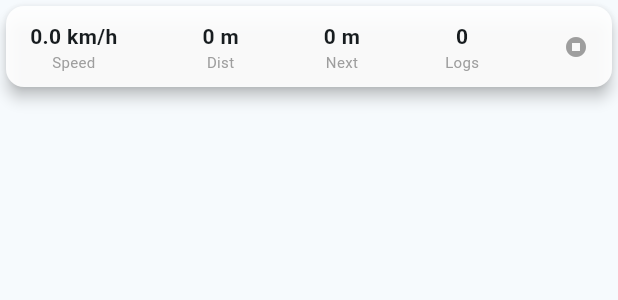
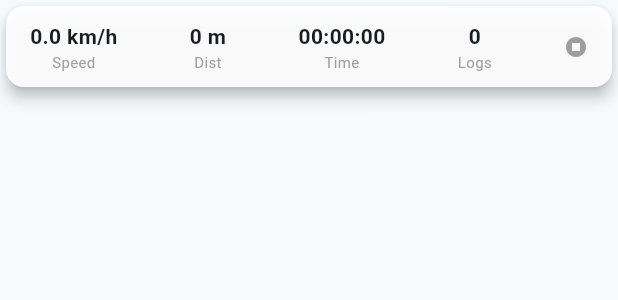
Before and after one commit to AsilbekGit/trainlogger, a Flutter app: the _MapOverlay widget shown alone on an empty page, opened directly with empty values, on a phone screen of 412 x 824 dp. Shown: the top 300 px of the screen. Run offline on Flutter 3.47's test engine with Material 3 defaults, Android fonts, the phone set to English and light mode, and no system bars; our stand-ins replace flutter_map, flutter_riverpod, geolocator, latlong2, permission_handler, share_plus.

Commit message:
time added to UI and map

```diff
--- a/lib/models/tracking_session.dart
+++ b/lib/models/tracking_session.dart
@@ -24,6 +24,9 @@ class GpsPoint {
 /// Holds the mutable tracking-session state.
 class TrackingSession {
   bool isTracking = false;
+
+  /// When the current tracking session was started.
+  DateTime? startTime;
 
   /// Running cumulative distance (metres).
   double totalDistanceMeters = 0.0;
@@ -61,6 +64,7 @@ class TrackingSession {
 
   void reset() {
     isTracking = false;
+    startTime = null;
     totalDistanceMeters = 0.0;
     nextLogThresholdMeters = 100.0;
     recordIndex = 0;
--- a/lib/ui/screens/map_screen.dart
+++ b/lib/ui/screens/map_screen.dart
@@ -154,6 +154,7 @@ class _MapScreenState extends ConsumerState<MapScreen> {
               nextThreshold: tracker.nextThresholdM,
               isTracking: tracker.isTracking,
               recordCount: tracker.records.length,
+              elapsed: tracker.elapsed,
             ),
           ),
 
@@ -308,6 +309,7 @@ class _MapOverlay extends StatelessWidget {
   final double nextThreshold;
   final bool isTracking;
   final int recordCount;
+  final Duration elapsed;
 
   const _MapOverlay({
     required this.speedKmh,
@@ -315,6 +317,7 @@ class _MapOverlay extends StatelessWidget {
     required this.nextThreshold,
     required this.isTracking,
     required this.recordCount,
+    required this.elapsed,
   });
 
   @override
@@ -330,7 +333,7 @@ class _MapOverlay extends StatelessWidget {
           children: [
             _item('Speed', '${speedKmh.toStringAsFixed(1)} km/h'),
             _item('Dist', _fmt(totalDistance)),
-            _item('Next', _fmt(nextThreshold)),
+            _item('Time', _fmtDuration(elapsed)),
             _item('Logs', '$recordCount'),
             Icon(
               isTracking ? Icons.fiber_manual_record : Icons.stop_circle,
@@ -358,4 +361,12 @@ class _MapOverlay extends StatelessWidget {
     if (m >= 1000) return '${(m / 1000).toStringAsFixed(2)} km';
     return '${m.toInt()} m';
   }
+
+  /// Format a [Duration] as HH:MM:SS.
+  String _fmtDuration(Duration d) {
+    final hours = d.inHours.toString().padLeft(2, '0');
+    final minutes = (d.inMinutes % 60).toString().padLeft(2, '0');
+    final seconds = (d.inSeconds % 60).toString().padLeft(2, '0');
+    return '$hours:$minutes:$seconds';
+  }
 }
```
Also changed, not shown: lib/services/providers.dart (+25 -0 lines), lib/ui/screens/dashboard_screen.dart (+20 -0 lines), pubspec.lock.
